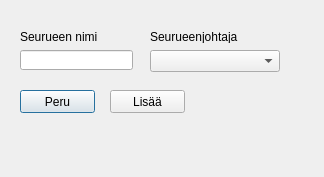
Old version of the form desktopApp/ui/addPartyDialog.ui in the repository eeroleppalehto/Jahtirekisteri.
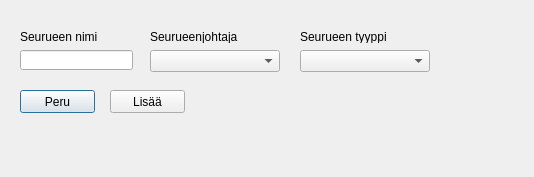
New version of the form.

Diff of the .ui file:
```diff
--- a/desktopApp/ui/addPartyDialog.ui
+++ b/desktopApp/ui/addPartyDialog.ui
@@ -6,7 +6,7 @@
    <rect>
     <x>0</x>
     <y>0</y>
-    <width>324</width>
+    <width>534</width>
     <height>177</height>
    </rect>
   </property>
@@ -88,6 +88,29 @@
     <string>Lisää</string>
    </property>
   </widget>
+  <widget class="QComboBox" name="addPartyTypeComboBox">
+   <property name="geometry">
+    <rect>
+     <x>300</x>
+     <y>50</y>
+     <width>130</width>
+     <height>22</height>
+    </rect>
+   </property>
+  </widget>
+  <widget class="QLabel" name="label_3">
+   <property name="geometry">
+    <rect>
+     <x>300</x>
+     <y>30</y>
+     <width>130</width>
+     <height>13</height>
+    </rect>
+   </property>
+   <property name="text">
+    <string>Seurueen tyyppi</string>
+   </property>
+  </widget>
  </widget>
  <tabstops>
   <tabstop>addPartyNameLineEdit</tabstop>
```
